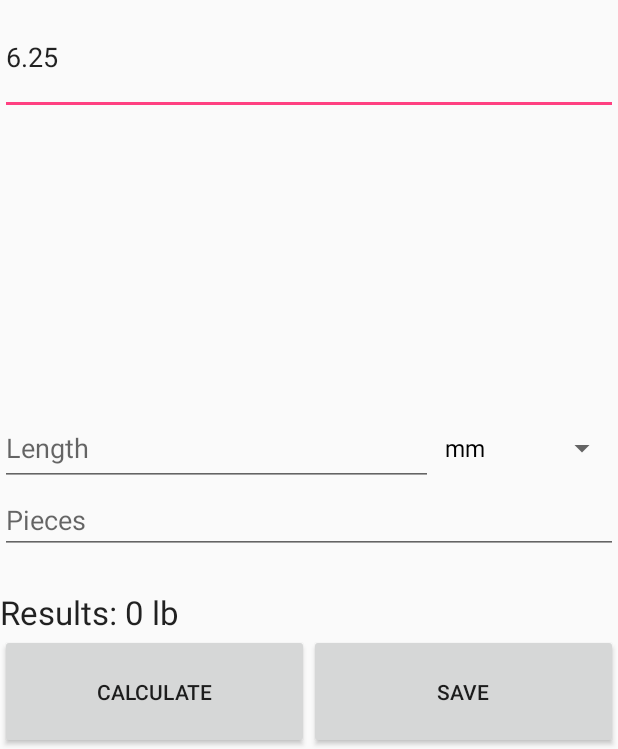
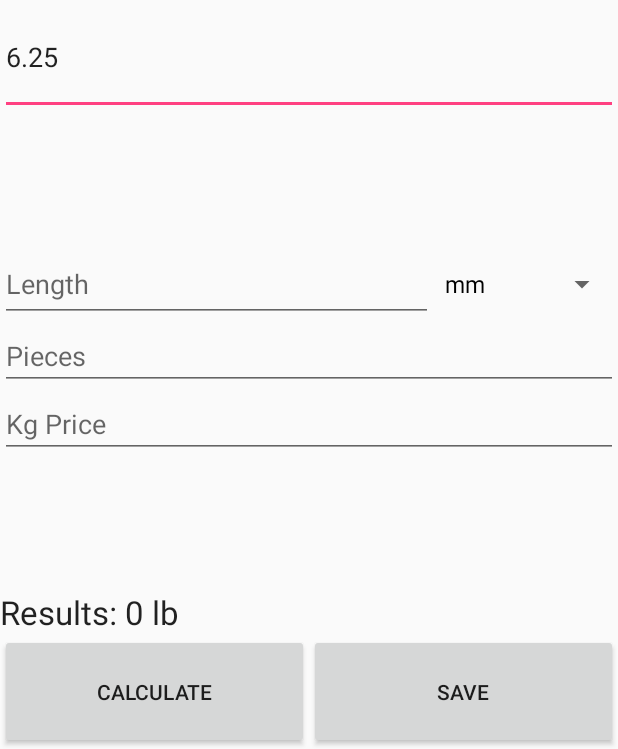
Before and after one commit to tanishqaggarwal/metalweightcalculator, an Android app: the MetalCalculateActivity screen opened directly, with no data from a screen before it, after a tap on "CALCULATE", on a phone screen of 412 x 824 dp, the part 487-1236 px from its top. Run offline under Robolectric (Android 15) with nearby library versions, the phone set to English and light mode, and no system bars; libraries missing offline, so code that uses them is left out: com.google.android.gms; 8 statements that could not run were skipped.

Commit message:
Progress so far

```diff
--- a/app/src/main/java/com/tanishqaggarwal/metalweightcalculator/MetalCalculateActivity.java
+++ b/app/src/main/java/com/tanishqaggarwal/metalweightcalculator/MetalCalculateActivity.java
@@ -16,7 +16,6 @@ import android.support.v7.widget.AppCompatTextView;
 import android.text.InputType;
 import android.util.SparseArray;
 import android.view.View;
-import android.view.ViewGroup;
 import android.widget.AdapterView;
 import android.widget.ArrayAdapter;
 import android.widget.EditText;
@@ -54,6 +53,9 @@ public class MetalCalculateActivity extends AppCompatActivity {
     // Mappings from shape's fields to form elements created for the fields
     Map<ShapeTypeInfo.ShapeTypeFieldInfo, EditText> shapeFieldSelectedValues;
     Map<ShapeTypeInfo.ShapeTypeFieldInfo, Spinner> shapeFieldSelectedUnits;
+
+    // Manages calculation UI elements and computation based on selected radio button
+    RadioViewController calculationController;
 
     // All photos taken in the current session
     List<String> currentPhotoPath;
@@ -93,7 +95,7 @@ public class MetalCalculateActivity extends AppCompatActivity {
         // Add form elements for this shape
         shapeFieldSelectedValues = new HashMap<>();
         shapeFieldSelectedUnits = new HashMap<>();
-        LinearLayout fieldsView = findViewById(R.id.fieldsView);
+        LinearLayout fieldsView = findViewById(R.id.shapeFieldsView);
         for(int i = 0; i < shapeData.shapeFields.size(); i++) {
 
             View fieldView = getLayoutInflater().inflate(R.layout.shape_field, null);
@@ -143,7 +145,8 @@ public class MetalCalculateActivity extends AppCompatActivity {
 
         // Add radio button listener and set default option to be "calculate by length"
         RadioGroup radioGroup = findViewById(R.id.calculationOptionRadioGroup);
-        radioGroup.setOnCheckedChangeListener(new RadioViewController(this));
+        calculationController = new RadioViewController(this);
+        radioGroup.setOnCheckedChangeListener(calculationController);
         radioGroup.check(R.id.calculateByLengthRadioBtn);
     }
 
@@ -301,31 +304,50 @@ public class MetalCalculateActivity extends AppCompatActivity {
         Object[] calculationArgList = fieldValues.toArray();
         double area = runAreaCalculation(shapeData.areaCalculation, calculationArgList);
 
-        // Values used in calculation
-        double density = Double.parseDouble(vDensity.getText().toString());
-        double volume_per_piece = 0.0;
-        double length_per_piece = 1.0;
-        double mass_per_piece = 0.0;
+        // Inputs and outputs of calculation.
+        double density;
+        try {
+            density = Double.parseDouble(vDensity.getText().toString());
+        }
+        catch(NumberFormatException e) {
+            e.printStackTrace();
+            density = 0;
+        }
+        double kg_price = 1.0;
+        int num_pieces = 1;
 
-        // Get calculation option
+        double price_per_piece = 0;
+        double volume_per_piece = 0;
+        double mass_per_piece = 0;
+        double total_mass = 0;
+        double total_price = 0;
+        String results_str;
+
+        // Get calculation option and run calculation with field inputs
         RadioGroup calculationOptionRadioGroup = findViewById(R.id.calculationOptionRadioGroup);
         int selectedCalculation = calculationOptionRadioGroup.getCheckedRadioButtonId();
         switch(selectedCalculation) {
             case R.id.calculateByLengthRadioBtn:
                 // Compute volume
-                length_per_piece = 1.0; // TODO replace with field
+                double length_per_piece = 1.0; // TODO replace with field
                 volume_per_piece = length_per_piece * area;
                 mass_per_piece = volume_per_piece * density;
+                price_per_piece = kg_price * mass_per_piece;
+                total_price = price_per_piece * num_pieces;
+                total_mass = mass_per_piece * num_pieces;
                 break;
             case R.id.calculateByWeightRadioBtn:
                 mass_per_piece = 1.0; // TODO replace with field
                 volume_per_piece = mass_per_piece / density;
                 length_per_piece = volume_per_piece / area;
+                total_mass = mass_per_piece * num_pieces;
                 break;
         }
 
         // TODO add values to saved piece info
         System.out.println(area);
+        System.out.println(total_mass);
+        System.out.println(total_price);
     }
 
     /**
--- a/app/src/main/res/layout/activity_metal_calculate.xml
+++ b/app/src/main/res/layout/activity_metal_calculate.xml
@@ -83,22 +83,39 @@
         app:layout_constraintHeight_percent=".1" />
 
     <LinearLayout
-        android:id="@+id/fieldsView"
+        android:orientation="vertical"
+        android:id="@+id/allFieldsView"
+        android:layout_gravity="top"
         android:layout_width="match_parent"
-        android:layout_height="100dp"
-        app:layout_constraintTop_toBottomOf="@+id/densityField"
-        app:layout_constraintBottom_toTopOf="@+id/optionFieldsView"
-        android:orientation="vertical">
+        android:layout_height="wrap_content"
+        app:layout_constraintTop_toBottomOf="@id/densityField"
+        app:layout_constraintBottom_toTopOf="@id/resultsText">
+
+        <LinearLayout
+            android:id="@+id/shapeFieldsView"
+            android:layout_width="match_parent"
+            android:layout_height="wrap_content"
+            android:orientation="vertical">
+        </LinearLayout>
+
+        <LinearLayout
+            android:id="@+id/optionFieldsView"
+            android:layout_width="match_parent"
+            android:layout_height="wrap_content"
+            android:orientation="vertical">
+        </LinearLayout>
+
     </LinearLayout>
 
-    <LinearLayout
-        android:id="@+id/optionFieldsView"
-        android:layout_width="match_parent"
-        android:layout_height="100dp"
-        app:layout_constraintTop_toBottomOf="@+id/fieldsView"
+    <TextView
+        android:id="@+id/resultsText"
+        android:layout_width="wrap_content"
+        android:layout_height="wrap_content"
+        android:text="Results: 0 lb"
+        android:textAppearance="@android:style/TextAppearance.Material.Large"
         app:layout_constraintBottom_toTopOf="@+id/calculateBtn"
-        android:orientation="vertical">
-    </LinearLayout>
+        app:layout_constraintLeft_toLeftOf="parent"
+        app:layout_constraintHeight_percent=".1"/>
 
     <Button
         android:id="@+id/calculateBtn"
@@ -122,14 +139,5 @@
         app:layout_constraintWidth_percent=".5"
         app:layout_constraintHeight_percent=".1"/>
 
-    <TextView
-        android:id="@+id/resultsText"
-        android:layout_width="wrap_content"
-        android:layout_height="wrap_content"
-        android:text="Results: 0 lb"
-        android:textAppearance="@android:style/TextAppearance.Material.Large"
-        app:layout_constraintBottom_toTopOf="@+id/calculateBtn"
-        app:layout_constraintLeft_toLeftOf="parent"
-        app:layout_constraintHeight_percent=".1"/>
 
 </android.support.constraint.ConstraintLayout>
```
